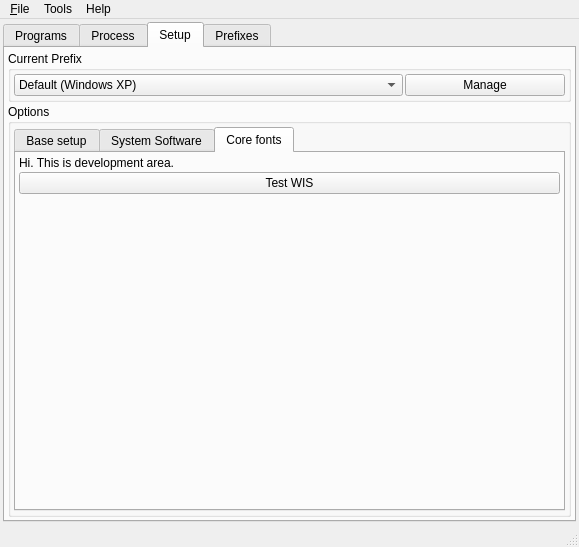
First picture: the form in src/MainWindow.ui, repository brezerk/q4wine, before the edit.
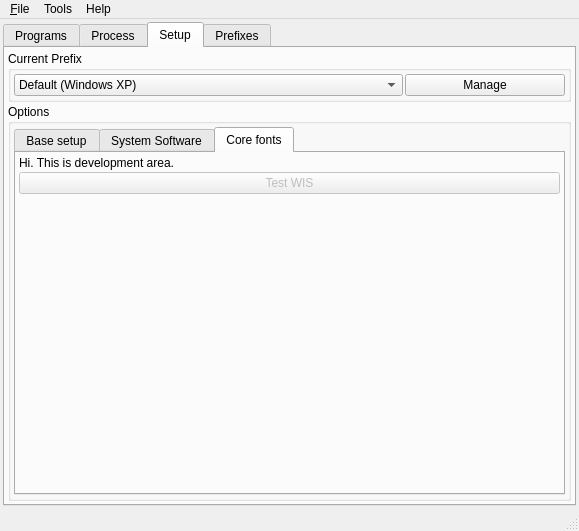
Second picture: the form after the edit. The open tabs and pages were chosen to show the change.

Diff of the .ui file:
```diff
--- a/src/MainWindow.ui
+++ b/src/MainWindow.ui
@@ -7,7 +7,7 @@
     <x>0</x>
     <y>0</y>
     <width>579</width>
-    <height>547</height>
+    <height>531</height>
    </rect>
   </property>
   <property name="windowTitle" >
@@ -363,6 +363,9 @@
                </item>
                <item>
                 <widget class="QPushButton" name="cmdTestWis" >
+                 <property name="enabled" >
+                  <bool>false</bool>
+                 </property>
                  <property name="text" >
                   <string>Test WIS</string>
                  </property>
```
Left out of the diff: 6 changed lines with no effect on the pictures.
